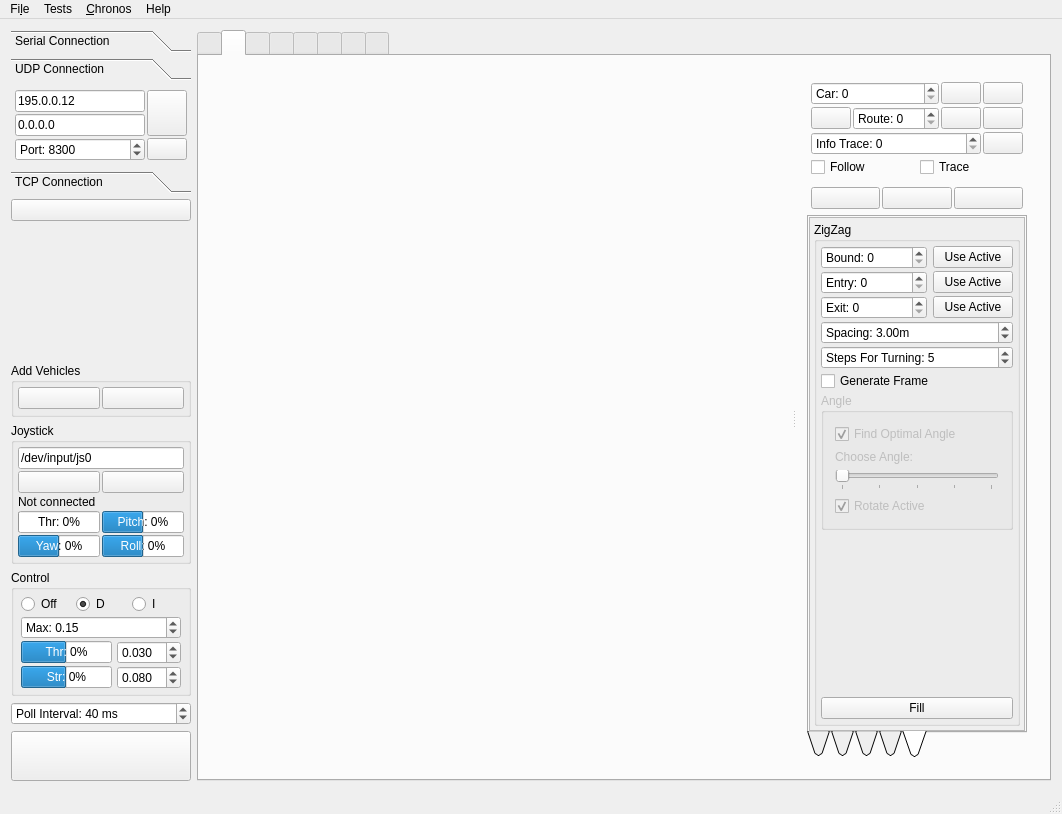
First picture: the form in Linux/RControlStation/mainwindow.ui, repository vedderb/rise_sdvp, before the edit.
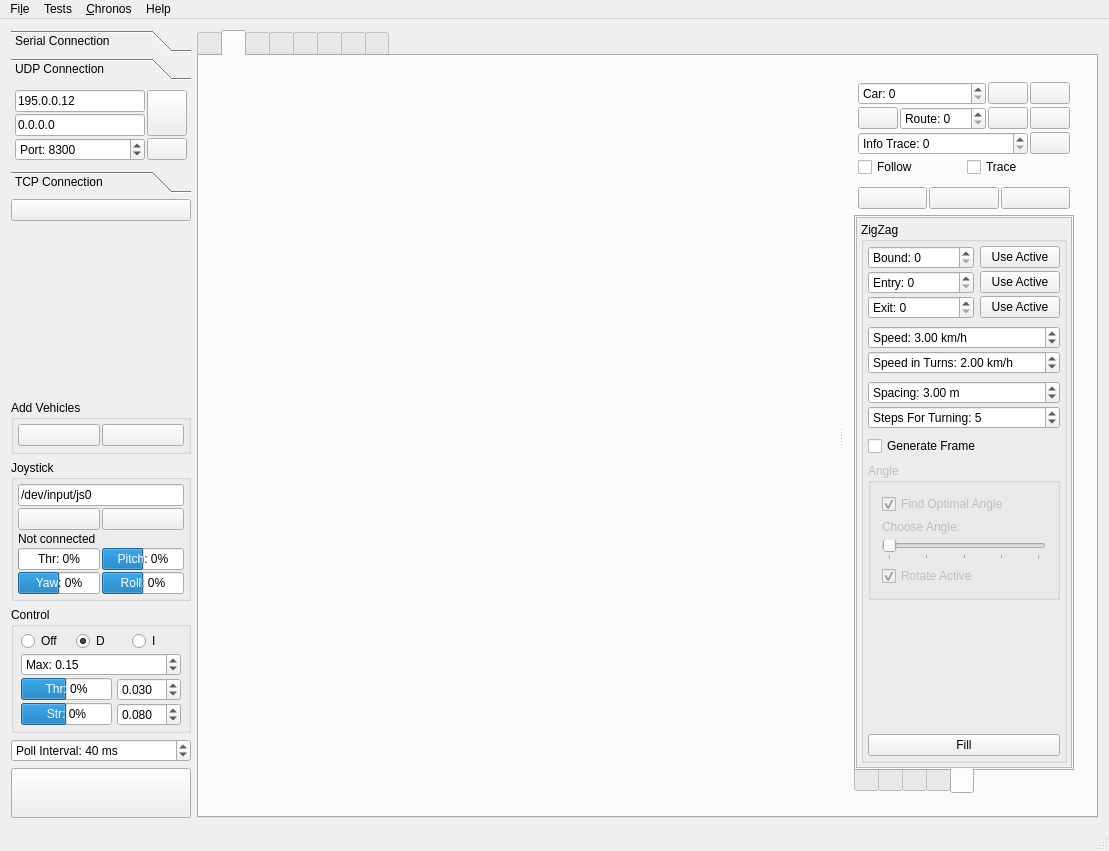
Second picture: the form after the edit. The open tabs and pages were chosen to show the change. Icons and pictures are not drawn. Custom widgets are drawn as their Qt base class.

Commit message: RouteMagic::fillConvexPolygonWithZigZag: allow settings speed for route, update UI

Patch:
```diff
--- a/Linux/RControlStation/mainwindow.ui
+++ b/Linux/RControlStation/mainwindow.ui
@@ -6,8 +6,8 @@
    <rect>
     <x>0</x>
     <y>0</y>
-    <width>1062</width>
-    <height>814</height>
+    <width>1109</width>
+    <height>851</height>
    </rect>
   </property>
   <property name="windowTitle">
@@ -1075,10 +1075,13 @@
                <enum>QTabWidget::South</enum>
               </property>
               <property name="tabShape">
-               <enum>QTabWidget::Triangular</enum>
+               <enum>QTabWidget::Rounded</enum>
               </property>
               <property name="currentIndex">
-               <number>4</number>
+               <number>0</number>
+              </property>
+              <property name="usesScrollButtons">
+               <bool>false</bool>
               </property>
               <widget class="QWidget" name="tab_6">
                <attribute name="icon">
@@ -2794,8 +2797,8 @@
                     <rect>
                      <x>0</x>
                      <y>0</y>
-                     <width>211</width>
-                     <height>475</height>
+                     <width>223</width>
+                     <height>571</height>
                     </rect>
                    </property>
                    <layout class="QVBoxLayout" name="verticalLayout_27">
@@ -2916,13 +2919,74 @@
                          </item>
                         </layout>
                        </item>
+                       <item>
+                        <spacer name="verticalSpacer_8">
+                         <property name="orientation">
+                          <enum>Qt::Vertical</enum>
+                         </property>
+                         <property name="sizeType">
+                          <enum>QSizePolicy::Fixed</enum>
+                         </property>
+                         <property name="sizeHint" stdset="0">
+                          <size>
+                           <width>20</width>
+                           <height>5</height>
+                          </size>
+                         </property>
+                        </spacer>
+                       </item>
+                       <item>
+                        <widget class="QDoubleSpinBox" name="boundsFillSpeedSpinBox">
+                         <property name="alignment">
+                          <set>Qt::AlignLeading|Qt::AlignLeft|Qt::AlignVCenter</set>
+                         </property>
+                         <property name="prefix">
+                          <string>Speed: </string>
+                         </property>
+                         <property name="suffix">
+                          <string> km/h</string>
+                         </property>
+                         <property name="value">
+                          <double>3.000000000000000</double>
+                         </property>
+                        </widget>
+                       </item>
+                       <item>
+                        <widget class="QDoubleSpinBox" name="boundsFillSpeedInTurnsSpinBox">
+                         <property name="prefix">
+                          <string>Speed in Turns: </string>
+                         </property>
+                         <property name="suffix">
+                          <string> km/h</string>
+                         </property>
+                         <property name="value">
+                          <double>2.000000000000000</double>
+                         </property>
+                        </widget>
+                       </item>
+                       <item>
+                        <spacer name="verticalSpacer_7">
+                         <property name="orientation">
+                          <enum>Qt::Vertical</enum>
+                         </property>
+                         <property name="sizeType">
+                          <enum>QSizePolicy::Fixed</enum>
+                         </property>
+                         <property name="sizeHint" stdset="0">
+                          <size>
+                           <width>20</width>
+                           <height>5</height>
+                          </size>
+                         </property>
+                        </spacer>
+                       </item>
                        <item>
                         <widget class="QDoubleSpinBox" name="boundsFillSpacingSpinBox">
                          <property name="prefix">
                           <string>Spacing: </string>
                          </property>
                          <property name="suffix">
-                          <string>m</string>
+                          <string> m</string>
                          </property>
                          <property name="minimum">
                           <double>1.000000000000000</double>
@@ -2942,6 +3006,22 @@
                          </property>
                         </widget>
                        </item>
+                       <item>
+                        <spacer name="verticalSpacer_10">
+                         <property name="orientation">
+                          <enum>Qt::Vertical</enum>
+                         </property>
+                         <property name="sizeType">
+                          <enum>QSizePolicy::Fixed</enum>
+                         </property>
+                         <property name="sizeHint" stdset="0">
+                          <size>
+                           <width>20</width>
+                           <height>5</height>
+                          </size>
+                         </property>
+                        </spacer>
+                       </item>
                        <item>
                         <widget class="QCheckBox" name="generateFrameCheckBox">
                          <property name="text">
@@ -2949,6 +3029,22 @@
                          </property>
                         </widget>
                        </item>
+                       <item>
+                        <spacer name="verticalSpacer_9">
+                         <property name="orientation">
+                          <enum>Qt::Vertical</enum>
+                         </property>
+                         <property name="sizeType">
+                          <enum>QSizePolicy::Fixed</enum>
+                         </property>
+                         <property name="sizeHint" stdset="0">
+                          <size>
+                           <width>20</width>
+                           <height>5</height>
+                          </size>
+                         </property>
+                        </spacer>
+                       </item>
                        <item>
                         <widget class="QGroupBox" name="groupBox_21">
                          <property name="enabled">
@@ -3220,7 +3316,7 @@
     <rect>
      <x>0</x>
      <y>0</y>
-     <width>1062</width>
+     <width>1109</width>
      <height>30</height>
     </rect>
    </property>
```
Left out of the diff: 2 changed lines with no effect on the pictures. The commit also changes 3 other files.
